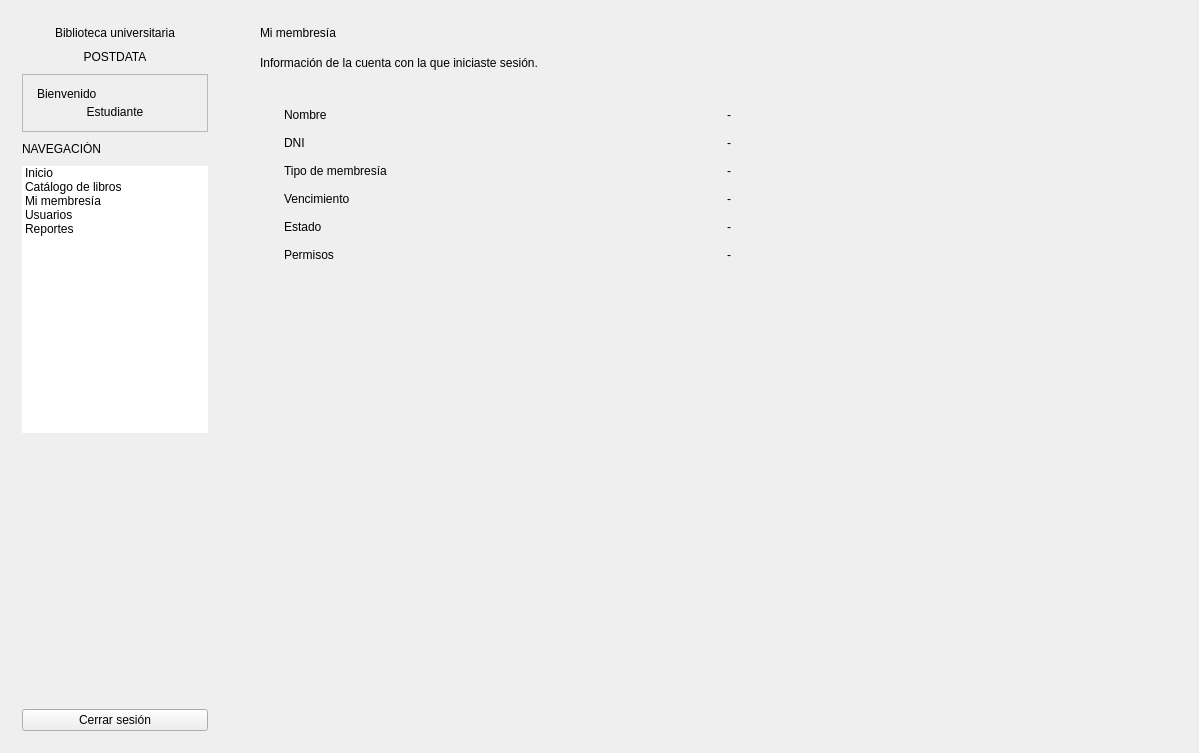
Qt form ui/principal.ui (FLEMCR/Proyecto_BibliotecaPOO) before a commit.
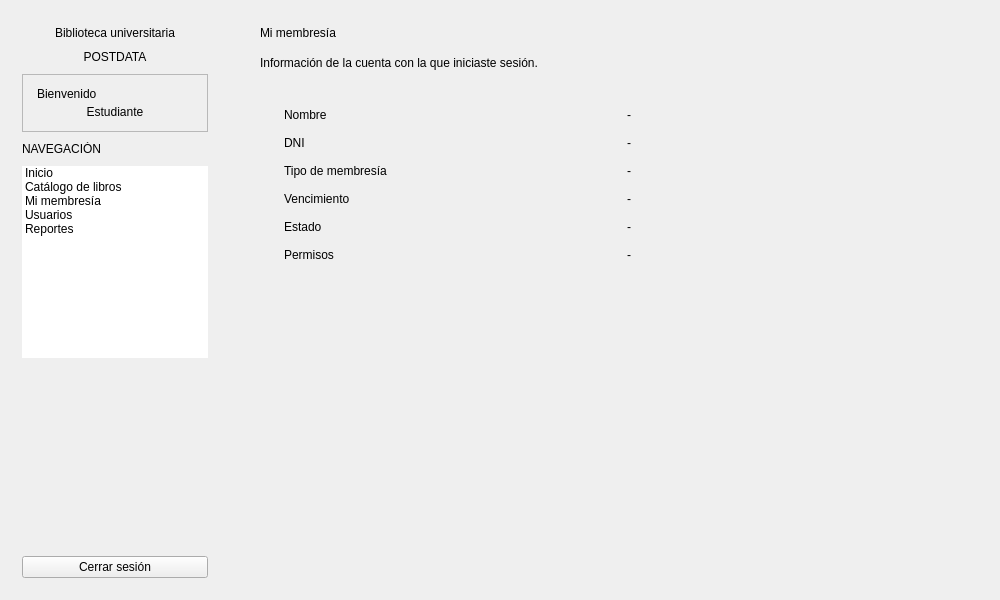
The same form after that commit.

Commit message: avance de interfaces

What changed in the file:
```diff
--- a/ui/principal.ui
+++ b/ui/principal.ui
@@ -6,14 +6,20 @@
    <rect>
     <x>0</x>
     <y>0</y>
-    <width>1199</width>
-    <height>753</height>
+    <width>1000</width>
+    <height>600</height>
    </rect>
   </property>
   <property name="minimumSize">
    <size>
-    <width>1100</width>
-    <height>700</height>
+    <width>1000</width>
+    <height>600</height>
+   </size>
+  </property>
+  <property name="maximumSize">
+   <size>
+    <width>1000</width>
+    <height>600</height>
    </size>
   </property>
   <property name="windowTitle">
```
The commit also changes 7 other files.
